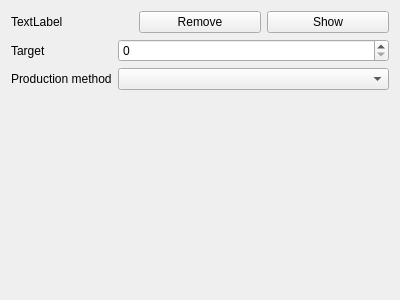
The window that src/ui/widgets/wareconfigurator.ui (Arklog/x4StationGenerator) describes before a commit, drawn with Qt 5.
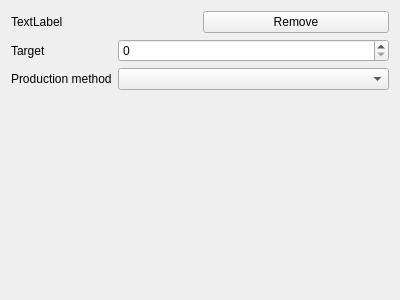
The same window after the commit.

```diff
--- a/src/ui/widgets/wareconfigurator.ui
+++ b/src/ui/widgets/wareconfigurator.ui
@@ -36,13 +36,6 @@
        </property>
       </widget>
      </item>
-     <item>
-      <widget class="QPushButton" name="show_button">
-       <property name="text">
-        <string>Show</string>
-       </property>
-      </widget>
-     </item>
     </layout>
    </item>
    <item>
```
Left out of the diff: 6 changed lines with no effect on the pictures.
